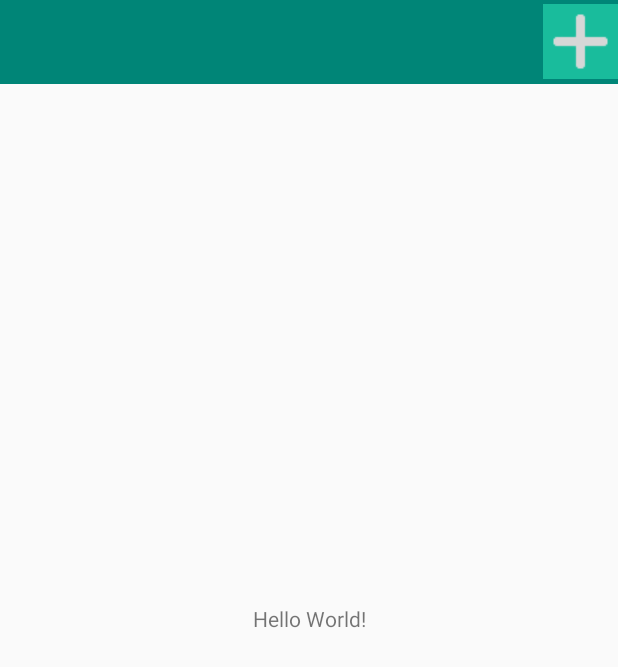
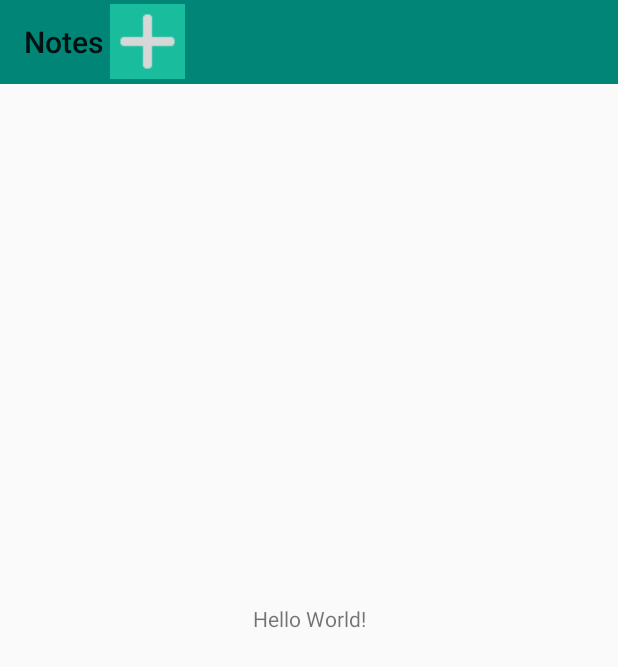
Before and after one commit to strom-hawk/Notes, an Android app: the screen it shows after launch (HomeScreen), on a phone screen of 412 x 824 dp. Shown: the top 667 px of the screen. Run offline under Robolectric (Android 15) with nearby library versions, the phone set to English and light mode, and no system bars; our stand-ins replace data binding.

Commit message:
mvvm architecture implemented

```diff
--- a/app/build.gradle
+++ b/app/build.gradle
@@ -17,6 +17,9 @@ android {
             proguardFiles getDefaultProguardFile('proguard-android-optimize.txt'), 'proguard-rules.pro'
         }
     }
+    dataBinding{
+        enabled = true
+    }
 }
 
 dependencies {
@@ -30,4 +33,6 @@ dependencies {
     //DAGGER 2
     implementation 'com.google.dagger:dagger:2.25.4'
     annotationProcessor 'com.google.dagger:dagger-compiler:2.25.4'
+
+    implementation 'android.arch.lifecycle:extensions:1.1.1'
 }
--- a/app/src/main/AndroidManifest.xml
+++ b/app/src/main/AndroidManifest.xml
@@ -9,7 +9,7 @@
         android:roundIcon="@mipmap/ic_launcher_round"
         android:supportsRtl="true"
         android:theme="@style/AppTheme">
-        <activity android:name=".HomeScreen">
+        <activity android:name=".view.HomeScreen">
             <intent-filter>
                 <action android:name="android.intent.action.MAIN" />
 
--- a/app/src/main/java/com/demoapps/notes/HomeScreen.java
+++ /dev/null
@@ -1,23 +0,0 @@
-package com.demoapps.notes;
-
-import androidx.appcompat.app.AppCompatActivity;
-import androidx.appcompat.widget.Toolbar;
-
-import android.os.Bundle;
-
-public class HomeScreen extends AppCompatActivity {
-    Toolbar toolbar;
-
-    @Override
-    protected void onCreate(Bundle savedInstanceState) {
-        super.onCreate(savedInstanceState);
-        setContentView(R.layout.activity_homescreen);
-        initToolBar();
-    }
-
-    private void initToolBar(){
-        toolbar = (Toolbar) findViewById(R.id.toolbar);
-        setSupportActionBar(toolbar);
-        toolbar.setTitle(getString(R.string.app_name));
-    }
-}
--- /dev/null
+++ b/app/src/main/java/com/demoapps/notes/model/HomeScreenModel.java
@@ -0,0 +1,4 @@
+package com.demoapps.notes.model;
+
+public class HomeScreenModel {
+}
--- /dev/null
+++ b/app/src/main/java/com/demoapps/notes/utils/CommonUtils.java
@@ -0,0 +1,6 @@
+package com.demoapps.notes.utils;
+
+public class CommonUtils {
+
+
+}
--- /dev/null
+++ b/app/src/main/java/com/demoapps/notes/view/HomeScreen.java
@@ -0,0 +1,54 @@
+package com.demoapps.notes.view;
+
+import androidx.appcompat.app.AppCompatActivity;
+import androidx.appcompat.widget.Toolbar;
+import androidx.databinding.DataBindingUtil;
+
+import android.os.Bundle;
+import android.view.View;
+import android.widget.ImageButton;
+
+import com.demoapps.notes.model.HomeScreenModel;
+import com.demoapps.notes.R;
+import com.demoapps.notes.viewmodel.HomeScreenViewModel;
+import com.demoapps.notes.databinding.ActivityHomescreenBinding;
+
+public class HomeScreen extends AppCompatActivity implements View.OnClickListener {
+    private HomeScreenModel homeScreenModel;
+    private HomeScreenViewModel homeScreenViewModel;
+    Toolbar toolbar;
+    ImageButton addButton;
+
+    @Override
+    protected void onCreate(Bundle savedInstanceState) {
+        super.onCreate(savedInstanceState);
+        //setContentView(R.layout.activity_homescreen);
+        initDataBinding();
+        initToolBar();
+        initViews();
+    }
+
+    private void initDataBinding(){
+        homeScreenModel = new HomeScreenModel();
+        homeScreenViewModel = new HomeScreenViewModel();
+        ActivityHomescreenBinding activityHomescreenBinding = DataBindingUtil.setContentView(this, R.layout.activity_homescreen);
+        activityHomescreenBinding.setHomeScreenHandler(homeScreenViewModel);
+        activityHomescreenBinding.setHomeScreenModel(homeScreenModel);
+    }
+
+    private void initToolBar(){
+        toolbar = (Toolbar) findViewById(R.id.toolbar);
+        setSupportActionBar(toolbar);
+        toolbar.setTitle(getString(R.string.app_name));
+    }
+
+    private void initViews(){
+        addButton = (ImageButton) findViewById(R.id.newNote);
+        addButton.setOnClickListener(this);
+    }
+
+    @Override
+    public void onClick(View view) {
+
+    }
+}
--- /dev/null
+++ b/app/src/main/java/com/demoapps/notes/viewmodel/HomeScreenViewModel.java
@@ -0,0 +1,13 @@
+package com.demoapps.notes.viewmodel;
+
+import android.util.Log;
+import android.view.View;
+
+import androidx.lifecycle.ViewModel;
+
+public class HomeScreenViewModel extends ViewModel {
+
+    public  void addNewNote(View view){
+        Log.d("add", "add new note called");
+    }
+}
--- a/app/src/main/res/layout/activity_homescreen.xml
+++ b/app/src/main/res/layout/activity_homescreen.xml
@@ -1,12 +1,47 @@
 <?xml version="1.0" encoding="utf-8"?>
-<androidx.constraintlayout.widget.ConstraintLayout xmlns:android="http://schemas.android.com/apk/res/android"
+<layout xmlns:android="http://schemas.android.com/apk/res/android"
     xmlns:app="http://schemas.android.com/apk/res-auto"
-    xmlns:tools="http://schemas.android.com/tools"
+    xmlns:bind="http://schemas.android.com/tools"
+    xmlns:tools="http://schemas.android.com/tools">
+
+    <data>
+
+        <variable
+            name="homeScreenModel"
+            type="com.demoapps.notes.model.HomeScreenModel" />
+
+        <variable
+            name="homeScreenHandler"
+            type="com.demoapps.notes.viewmodel.HomeScreenViewModel" />
+    </data>
+
+    <androidx.constraintlayout.widget.ConstraintLayout
         android:layout_width="match_parent"
         android:layout_height="match_parent"
-    tools:context=".HomeScreen">
+        tools:context=".view.HomeScreen">
 
-    <include layout="@layout/toolbar" />
+        <androidx.appcompat.widget.Toolbar
+            android:id="@+id/toolbar"
+            android:layout_width="match_parent"
+            android:layout_height="wrap_content"
+            android:background="@color/colorPrimary"
+            android:minHeight="?attr/actionBarSize"
+            app:layout_constraintStart_toStartOf="parent"
+            app:layout_constraintTop_toTopOf="parent">
+
+            <ImageButton
+                android:id="@+id/newNote"
+                android:layout_width="50dp"
+                android:layout_height="50dp"
+                android:contentDescription="@string/add"
+                android:onClick="@{homeScreenHandler::addNewNote}"
+                android:src="@drawable/add_bg"
+                app:layout_constraintBottom_toBottomOf="parent"
+                app:layout_constraintEnd_toEndOf="parent"
+                app:layout_constraintTop_toTopOf="parent" />
+
+
+        </androidx.appcompat.widget.Toolbar>
 
         <TextView
             android:layout_width="wrap_content"
@@ -18,3 +53,4 @@
             app:layout_constraintTop_toTopOf="parent" />
 
     </androidx.constraintlayout.widget.ConstraintLayout>
+</layout>
--- a/app/src/main/res/layout/toolbar.xml
+++ b/app/src/main/res/layout/toolbar.xml
@@ -1,5 +1,11 @@
 <?xml version="1.0" encoding="utf-8"?>
-<androidx.appcompat.widget.Toolbar xmlns:android="http://schemas.android.com/apk/res/android"
+<layout xmlns:android="http://schemas.android.com/apk/res/android">
+    <data>
+        <variable
+            name="toolbarHandler"
+            type="com.demoapps.notes.viewmodel.HomeScreenViewModel" />
+    </data>
+    <androidx.appcompat.widget.Toolbar
         android:id="@+id/toolbar"
         android:layout_width="match_parent"
         android:layout_height="wrap_content"
@@ -11,7 +17,7 @@
             xmlns:tools="http://schemas.android.com/tools"
             android:layout_width="match_parent"
             android:layout_height="match_parent"
-        tools:context=".HomeScreen">
+            tools:context=".view.HomeScreen">
 
             <ImageButton
                 android:id="@+id/newNote"
@@ -21,7 +27,9 @@
                 app:layout_constraintTop_toTopOf="parent"
                 app:layout_constraintBottom_toBottomOf="parent"
                 android:src="@drawable/add_bg"
-            android:contentDescription="Add" />
+                android:contentDescription="@string/add"
+                android:onClick="@{toolbarHandler::addNewNote}"/>
 
         </androidx.constraintlayout.widget.ConstraintLayout>
     </androidx.appcompat.widget.Toolbar>
+</layout>
--- a/app/src/main/res/values/strings.xml
+++ b/app/src/main/res/values/strings.xml
@@ -1,3 +1,4 @@
 <resources>
     <string name="app_name">Notes</string>
+    <string name="add">Add</string>
 </resources>
```
Lines whose indentation alone changed are shown as unchanged.
